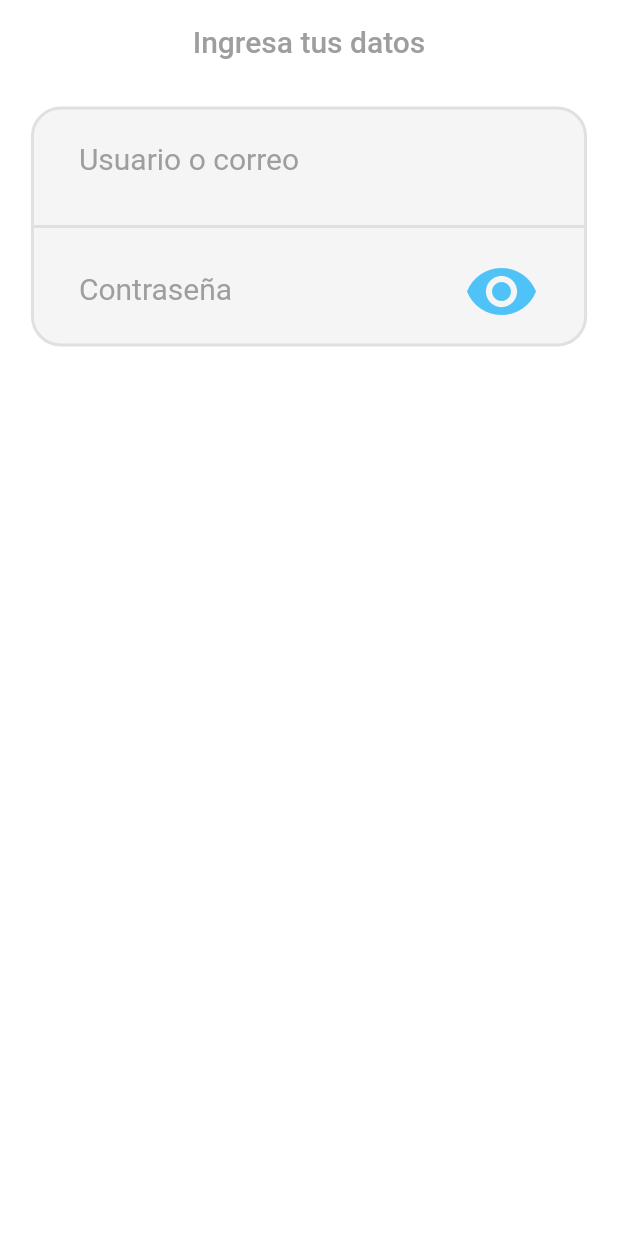
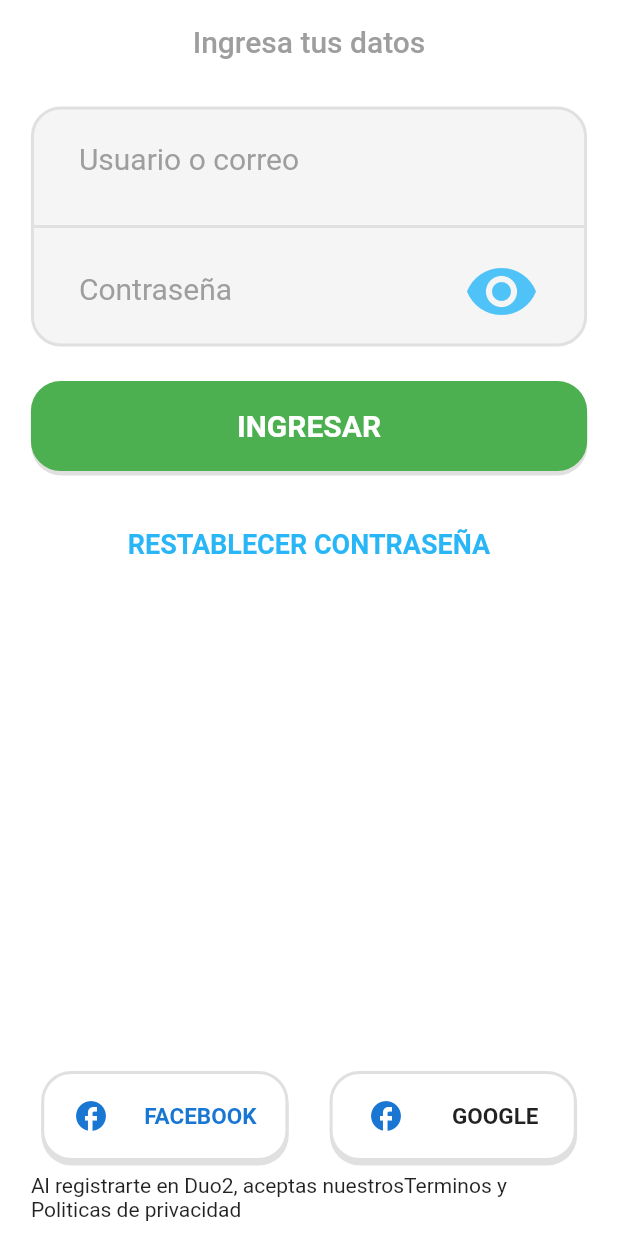
Before and after one commit to PACOdergod/duo2, a Flutter app: the screen it shows after launch, on a phone screen of 412 x 824 dp. Run offline on Flutter 3.47's test engine with Material 2 defaults, Android fonts, the phone set to English and light mode, and no system bars.

Commit message:
La pagina de login esta casi lista

```diff
--- a/lib/src/pages/auth_page.dart
+++ b/lib/src/pages/auth_page.dart
@@ -1,3 +1,4 @@
+import 'package:duo2/src/widgets/principal_button.dart';
 import 'package:flutter/material.dart';
 
 class AuthPage extends StatelessWidget {
@@ -29,8 +30,8 @@ class AuthPage extends StatelessWidget {
             child: Column(
               crossAxisAlignment: CrossAxisAlignment.center,
               children: [
-                _PrincipalButton( text: "EMPIEZA AHORA", ),
-                _PrincipalButton(
+                PrincipalButton( text: "EMPIEZA AHORA", ),
+                PrincipalButton(
                   text: "YA TENGO CUENTA",
                   textColor: Colors.green,
                   color: Colors.white,
@@ -44,54 +45,3 @@ class AuthPage extends StatelessWidget {
     );
   }
 }
-
-
-class _PrincipalButton extends StatelessWidget {
-
-  final String? text;
-  final Color? textColor;
-  final Color? color;
-  final Color borderColor;
-
-  const _PrincipalButton(
-    {this.text, this.textColor, this.color, this.borderColor = Colors.green}
-  );
-
-  @override
-  Widget build(BuildContext context) {
-
-    var ancho = MediaQuery.of(context).size.width;
-
-    return GestureDetector(
-
-      child: Container(
-        child: Center(
-          child: Text( text??"LOGIN",
-            style: TextStyle(fontSize: 20, color: textColor??Colors.white),
-          ),
-        ),
-
-        width: ancho*0.90,
-        height: 60,
-        margin: EdgeInsets.symmetric(horizontal: 20, vertical: 8),
-
-        decoration: BoxDecoration(
-          border: Border.all(color: borderColor, width: 2),
-          borderRadius: BorderRadius.circular(20),
-          color: color??Colors.green,
-
-          boxShadow: [
-            BoxShadow(
-              color: Colors.black12,
-              offset: Offset.fromDirection(1.5, 3)
-            )
-          ]
-        ),
-      ),
-
-      onTap: () {
-
-      },
-    );
-  }
-}
--- a/lib/src/pages/login_page.dart
+++ b/lib/src/pages/login_page.dart
@@ -1,5 +1,7 @@
 import 'package:duo2/src/widgets/campos_text.dart';
 import 'package:flutter/material.dart';
+import 'package:duo2/src/widgets/principal_button.dart';
+
 
 class LoginPage extends StatelessWidget {
   @override
@@ -18,14 +20,129 @@ class LoginPage extends StatelessWidget {
 
       body: Container(
         color: Colors.white,
-        child: Column(
-          crossAxisAlignment: CrossAxisAlignment.center,
+        child: Stack(
           children: [
-            SizedBox(width: double.infinity, height: 15,),
-            Campos(),
+            _Body(),
+
+            Positioned(
+              width: MediaQuery.of(context).size.width,
+              bottom: 10,
+              child: Column(
+                crossAxisAlignment: CrossAxisAlignment.center,
+                children: [
+                  _LoginWith(),
+                  _Footer()
+                ],
+              )
+            )
+
           ],
         ),
       )
     );
   }
 }
+
+class _Body extends StatelessWidget {
+
+  @override
+  Widget build(BuildContext context) {
+    return Container(
+
+      child: Column(
+        crossAxisAlignment: CrossAxisAlignment.center,
+
+        children: [
+          SizedBox(width: double.infinity, height: 15,),
+
+          Campos(),
+
+          SizedBox(height: 15),
+
+          _IngresarButton(),
+
+          SizedBox(height: 30,),
+
+          Text("RESTABLECER CONTRASEÑA",
+            style: TextStyle(color: Colors.lightBlue[400], fontSize: 18,
+              fontWeight: FontWeight.bold,
+            ),
+          ),
+        ],
+      ),
+    );
+  }
+}
+
+class _LoginWith extends StatelessWidget {
+
+  @override
+  Widget build(BuildContext context) {
+    return Row(
+      mainAxisAlignment: MainAxisAlignment.spaceEvenly,
+      children: [
+        _LoginWithButton(
+          text: "FACEBOOK",
+          icon: Icon(Icons.facebook, color: Colors.blue[700],),
+          textColor: Colors.blue[700]!,
+        ),
+        _LoginWithButton(
+          text: "GOOGLE",
+          //TODO: hacer el logo de google
+          icon: Icon(Icons.facebook, color:Colors.blue[700],),
+          textColor: Colors.black87,
+        )
+      ],
+    );
+  }
+}
+
+
+class _IngresarButton extends StatelessWidget {
+  @override
+  Widget build(BuildContext context) {
+    return PrincipalButton(text: "INGRESAR",);
+  }
+}
+
+class _LoginWithButton extends StatelessWidget {
+
+  final String text;
+  final Widget icon;
+  final Color textColor;
+
+  const _LoginWithButton({
+    required this.text,
+    required this.icon,
+    required this.textColor
+  });
+
+  @override
+  Widget build(BuildContext context) {
+    return PrincipalButton(
+      text: this.text,
+      textSize: 15,
+      porcentajeAncho: 0.4,
+      paddingh: 10,
+      color: Colors.white,
+      textColor: this.textColor,
+      borderColor: Colors.grey[300]!,
+      icon: this.icon,
+      marginh: 0,
+    );
+  }
+}
+
+class _Footer extends StatelessWidget {
+
+  @override
+  Widget build(BuildContext context) {
+    return Container(
+        width: MediaQuery.of(context).size.width * 0.9,
+        child: Text(
+          "Al registrarte en Duo2, aceptas nuestros" +
+          "Terminos y Politicas de privacidad",
+        )
+    );
+  }
+}
--- /dev/null
+++ b/lib/src/widgets/principal_button.dart
@@ -0,0 +1,92 @@
+import 'package:flutter/material.dart';
+
+
+class PrincipalButton extends StatelessWidget {
+
+  final String? text;
+  final double? textSize;
+  final Color? textColor;
+  final Color? color;
+  final Widget? icon;
+  final double porcentajeAncho;
+  final Color borderColor;
+  final double paddingh;
+  final double marginh;
+  final double marginv;
+
+  const PrincipalButton({
+    this.text,
+    this.textColor,
+    this.color,
+    this.icon,
+    this.borderColor = Colors.green,
+    this.porcentajeAncho = 0.9,
+    this.textSize = 20,
+    this.paddingh = 20,
+    this.marginh = 20,
+    this.marginv = 8,
+  });
+
+  @override
+  Widget build(BuildContext context) {
+
+    var ancho = MediaQuery.of(context).size.width;
+
+    return GestureDetector(
+
+      child: Container(
+        child: tituloButton(),
+
+        width: ancho*porcentajeAncho,
+        height: 60,
+        margin: EdgeInsets.symmetric(
+          horizontal: this.marginh, vertical: this.marginv),
+        padding: EdgeInsets.symmetric(horizontal: this.paddingh),
+
+        decoration: BoxDecoration(
+          border: Border.all(color: borderColor, width: 2),
+          borderRadius: BorderRadius.circular(20),
+          color: color??Colors.green,
+
+          boxShadow: [
+            BoxShadow(
+              color: Colors.black12,
+              offset: Offset.fromDirection(1.5, 3)
+            )
+          ]
+        ),
+      ),
+
+      onTap: () {
+
+      },
+    );
+  }
+
+  Center tituloButton() {
+    if (icon == null) return Center(
+      child: texto()
+    );
+    else return Center(
+
+      child: Row(
+        mainAxisAlignment: MainAxisAlignment.spaceEvenly,
+        children: [
+          icon!,
+          SizedBox(width: 5),
+          texto(),
+        ],
+      ),
+    );
+  }
+
+
+  Text texto() {
+    return Text( text??"LOGIN",
+      style: TextStyle(
+        fontSize: this.textSize,
+        color: textColor??Colors.white,
+        fontWeight: FontWeight.bold),
+    );
+  }
+}
```
